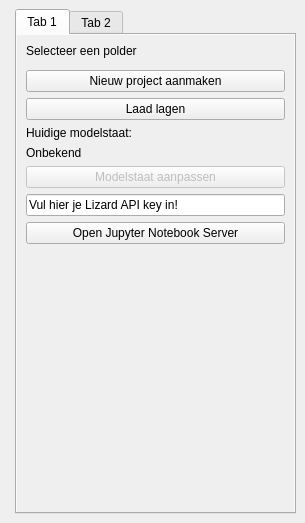
First picture: the form in hhnk_threedi_plugin/hhnk_toolbox_dockwidget_base.ui, repository threedi/hhnk-threedi-plugin, before the edit.
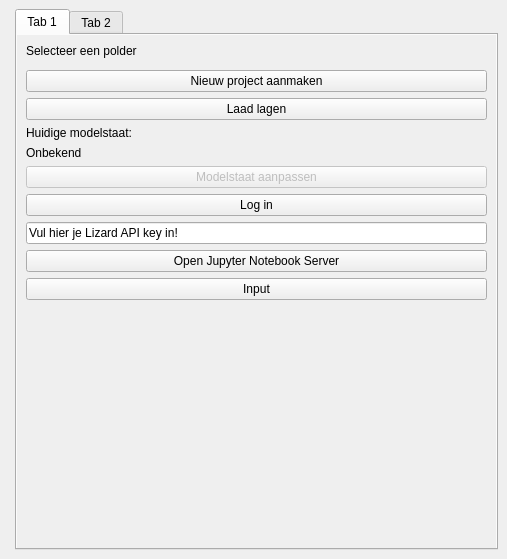
Second picture: the form after the edit. The open tabs and pages were chosen to show the change. Custom widgets are drawn as their Qt base class.

```diff
--- a/hhnk_threedi_plugin/hhnk_toolbox_dockwidget_base.ui
+++ b/hhnk_threedi_plugin/hhnk_toolbox_dockwidget_base.ui
@@ -6,8 +6,8 @@
    <rect>
     <x>0</x>
     <y>0</y>
-    <width>305</width>
-    <height>523</height>
+    <width>507</width>
+    <height>559</height>
    </rect>
   </property>
   <property name="sizePolicy">
@@ -19,7 +19,7 @@
   <property name="minimumSize">
    <size>
     <width>215</width>
-    <height>400</height>
+    <height>492</height>
    </size>
   </property>
   <property name="maximumSize">
@@ -234,6 +234,13 @@
           </property>
          </spacer>
         </item>
+        <item>
+         <widget class="QPushButton" name="log_in_btn">
+          <property name="text">
+           <string>Log in</string>
+          </property>
+         </widget>
+        </item>
         <item>
          <widget class="QLineEdit" name="lizard_api_key_textbox">
           <property name="sizePolicy">
@@ -249,17 +256,18 @@
         </item>
         <item>
          <widget class="QPushButton" name="server_btn">
-          <property name="sizePolicy">
-           <sizepolicy hsizetype="MinimumExpanding" vsizetype="Fixed">
-            <horstretch>0</horstretch>
-            <verstretch>0</verstretch>
-           </sizepolicy>
-          </property>
           <property name="text">
            <string>Open Jupyter Notebook Server</string>
           </property>
          </widget>
         </item>
+        <item>
+         <widget class="QPushButton" name="input_btn">
+          <property name="text">
+           <string>Input</string>
+          </property>
+         </widget>
+        </item>
         <item>
          <spacer name="verticalSpacer_5">
           <property name="orientation">
```
Left out of the diff: 9 changed lines with no effect on the pictures.
